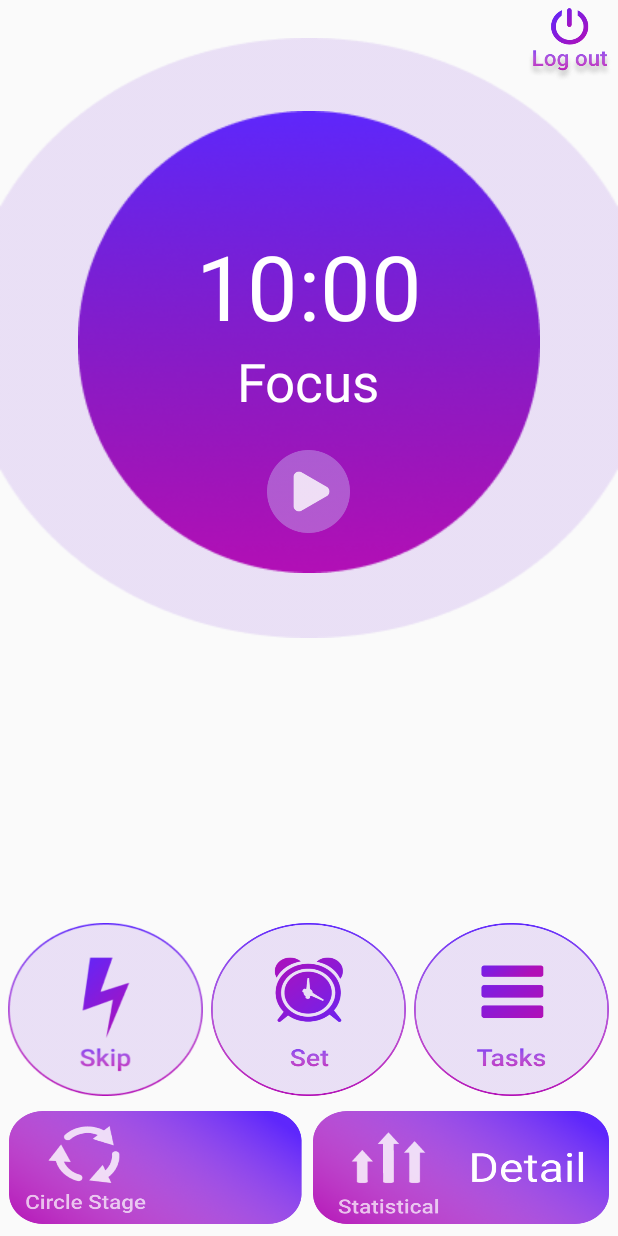
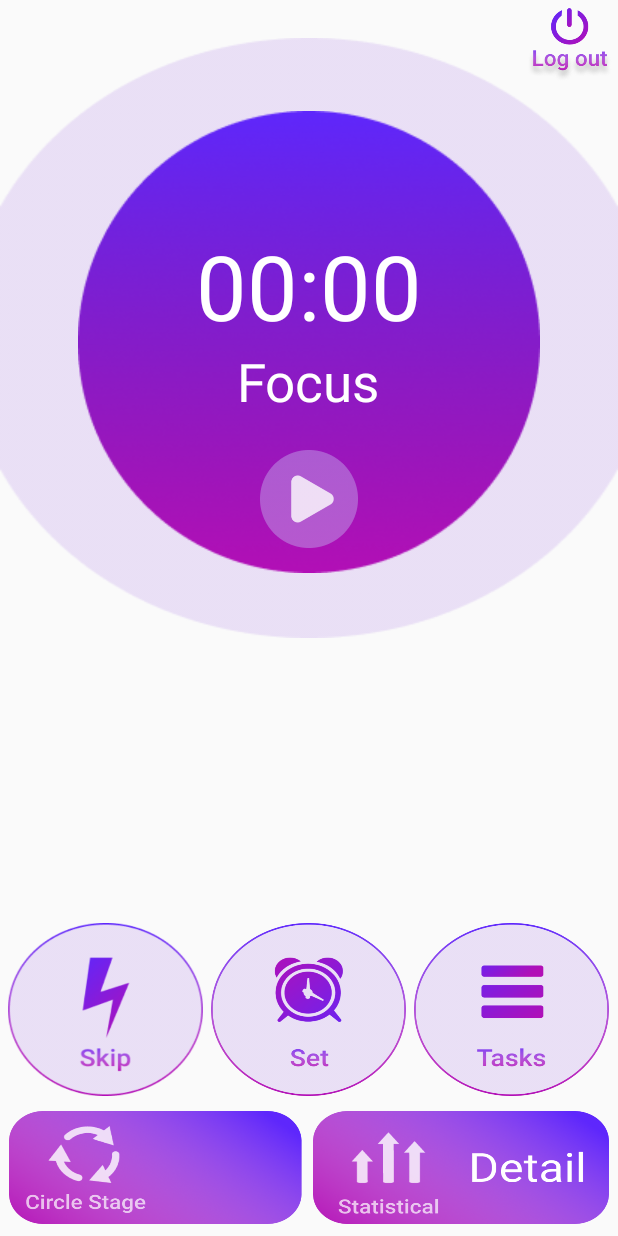
Before and after one commit to hoang023/PomodoroApp, an Android app: the screen it shows after launch (MainActivity), after a tap on an icon or button, on a phone screen of 412 x 824 dp. Run offline under Robolectric (Android 15) with nearby library versions, the phone set to English and light mode, and no system bars; 3 other taps on this screen came first.

Commit message:
countdown time, skipbutton

```diff
--- a/app/src/main/java/com/example/pomodoro/MainActivity.java
+++ b/app/src/main/java/com/example/pomodoro/MainActivity.java
@@ -2,78 +2,145 @@ package com.example.pomodoro;
 
 import androidx.appcompat.app.AppCompatActivity;
 
-import android.app.Activity;
-import android.graphics.Point;
 import android.os.Bundle;
-import android.transition.Transition;
+import android.os.CountDownTimer;
 import android.transition.TransitionManager;
 import android.util.Log;
-import android.view.Display;
 import android.view.View;
 import android.view.ViewGroup;
 import android.view.animation.Animation;
 import android.view.animation.AnimationUtils;
 import android.widget.Button;
 import android.widget.ImageView;
+import android.widget.TextView;
+import android.widget.Toast;
+
+import java.util.Locale;
 
 public class MainActivity extends AppCompatActivity {
+    private static final long startTime = 60000;
     private Button play;
-    private Button play_b;
-    private Button pause_b;
     private ViewGroup pause;
-    private Button stopb;
     private Button skipb;
     private ViewGroup transitionsContainer;
     private boolean visible;
+
+    private ImageView countdownButton;
+    private TextView countdownText;
+    private Button countdownStop;
+    private CountDownTimer countDownTimer;
+    private long timeLeftInMilliseconds = startTime;
+    private boolean timerRunning;
+
 
 
     @Override
     protected void onCreate(Bundle savedInstanceState) {
         super.onCreate(savedInstanceState);
         setContentView(R.layout.activity_main);
-        Log.d("onCreate","Executed");
         SetupUIView();
         play.setOnClickListener(new View.OnClickListener() {
             @Override
             public void onClick(View v) {
-                Log.d("aaa","Executed");
-                TransitionManager.beginDelayedTransition(transitionsContainer);
-                play.setVisibility(View.GONE);
-                pause.setVisibility(View.VISIBLE);
-                stopb.setVisibility(View.VISIBLE);
-                Animation animation = AnimationUtils.loadAnimation(MainActivity.this,R.anim.righttoleft);
-                pause.startAnimation(animation);
-                Animation animation1 = AnimationUtils.loadAnimation(MainActivity.this,R.anim.lefttoright);
-                stopb.startAnimation(animation1);
+                if(timeLeftInMilliseconds !=0) {
+                    TransitionManager.beginDelayedTransition(transitionsContainer);
+                    play.setVisibility(View.GONE);
+                    pause.setVisibility(View.VISIBLE);
+                    countdownStop.setVisibility(View.VISIBLE);
+                    Animation animation = AnimationUtils.loadAnimation(MainActivity.this, R.anim.righttoleft);
+                    pause.startAnimation(animation);
+                    Animation animation1 = AnimationUtils.loadAnimation(MainActivity.this, R.anim.lefttoright);
+                    countdownStop.startAnimation(animation1);
+                    startTimer();
+                }
+                else {
+                    Toast.makeText(MainActivity.this,"you have to set the time",Toast.LENGTH_SHORT).show();
+                }
             }
         });
         skipb.setOnClickListener(new View.OnClickListener() {
             @Override
             public void onClick(View v) {
-                TransitionManager.beginDelayedTransition(transitionsContainer);
+                visible = false;
                 play.setVisibility(View.VISIBLE);
                 pause.setVisibility(View.GONE);
-                stopb.setVisibility(View.GONE);
+                countdownStop.setVisibility(View.GONE);
+                countdownButton.setImageResource(R.drawable.pause);
+                timeLeftInMilliseconds = 0;
+                countDownTimer.cancel();
+                updateTimer();
+                timerRunning = false;
+                //countDownTimer.cancel();
+                //timerRunning = false;
             }
         });
-        pause.setOnClickListener(new View.OnClickListener() {
+
+        countdownButton.setOnClickListener(new View.OnClickListener() {
             @Override
             public void onClick(View v) {
-                TransitionManager.beginDelayedTransition(transitionsContainer);
-                Log.d("Debug pause", "Executed");
-                visible =!visible;
-                play_b.setVisibility(visible? View.VISIBLE : View.GONE);
-                pause_b.setVisibility(visible? View.GONE : View.VISIBLE);
+                if(timerRunning){
+                    pauseTimer();
+                }
+                else{
+                    startTimer();
+                }
             }
         });
+        countdownStop.setOnClickListener(new View.OnClickListener() {
+            @Override
+            public void onClick(View v) {
+                resetTimer();
+            }
+        });
+        updateTimer();
     }
+
+    private void resetTimer() {
+        timeLeftInMilliseconds = startTime;
+        updateTimer();
+        pauseTimer();
+
+    }
+
+    private void startTimer() {
+        countDownTimer = new CountDownTimer(timeLeftInMilliseconds, 500) {
+            @Override
+            public void onTick(long millsUntilFinished) {
+                timeLeftInMilliseconds = millsUntilFinished;
+                updateTimer();
+            }
+            @Override
+            public void onFinish() {
+                countdownText.setText("00:00");
+                timerRunning = false;
+                countdownButton.setImageResource(R.drawable.playbutton);
+            }
+        }.start();
+        timerRunning = true;
+        countdownButton.setImageResource(R.drawable.pause);
+    }
+
+    private void pauseTimer() {
+        countDownTimer.cancel();
+        countdownButton.setImageResource(R.drawable.playbutton);
+        timerRunning = false;
+    }
+    private void updateTimer() {
+        int minutes = (int) (timeLeftInMilliseconds / 1000) / 60;
+        int seconds = (int) (timeLeftInMilliseconds / 1000) % 60;
+
+
+        String timeLefText = String.format(Locale.getDefault(), "%02d:%02d", minutes , seconds);
+        countdownText.setText(timeLefText);
+    }
+
     private void SetupUIView() {
         transitionsContainer = (ViewGroup) findViewById(R.id.relative);
         play = (Button) findViewById(R.id.play);
-        play_b = (Button) findViewById(R.id.playbutton);
-        pause_b = (Button) findViewById(R.id.pausebutton);
-        stopb = (Button) findViewById(R.id.stop);
+        countdownButton = findViewById(R.id.pausebutton);
         pause = (ViewGroup) findViewById(R.id.pause);
         skipb = (Button) findViewById(R.id.skipbutton);
+        countdownText = (TextView) findViewById(R.id.time);
+        countdownStop = findViewById(R.id.stop);
     }
 }
--- a/app/src/main/res/layout/activity_main.xml
+++ b/app/src/main/res/layout/activity_main.xml
@@ -6,7 +6,7 @@
     android:layout_width="match_parent"
     android:layout_height="match_parent">
 
-    <Button
+    <ImageView
         android:id="@+id/logoutbutton"
         android:layout_width="57dp"
         android:layout_height="49dp"
@@ -14,14 +14,14 @@
         android:layout_alignParentRight="true"
         android:layout_marginRight="3dp"
         android:layout_marginTop="5dp"/>
-    <TextView
+    <ImageView
         android:id="@+id/bg1"
         android:layout_width="match_parent"
         android:layout_height="wrap_content"
         android:layout_alignParentTop="true"
         android:layout_marginTop="25dp"
         android:background="@drawable/bg1" />
-    <TextView
+    <ImageView
         android:layout_width="wrap_content"
         android:layout_height="wrap_content"
         android:layout_centerHorizontal="true"
@@ -31,7 +31,7 @@
         android:id="@+id/time"
         android:layout_width="wrap_content"
         android:layout_height="wrap_content"
-        android:text="10:00"
+        android:text="00:00"
         android:textSize="60dp"
         android:textColor="@color/white"
         android:layout_centerHorizontal="true"
@@ -48,59 +48,46 @@
 
     <Button
         android:id="@+id/play"
-        android:layout_width="55dp"
-        android:layout_height="55dp"
+        android:layout_width="65dp"
+        android:layout_height="65dp"
         android:layout_centerHorizontal="true"
         android:layout_marginTop="300dp"
         android:background="@drawable/play"
         android:visibility="visible"/>
-    <RelativeLayout
-        android:id="@+id/pause"
-        android:layout_width="wrap_content"
-        android:layout_height="wrap_content"
-        android:visibility="gone">
-        <TextView
-            android:id="@+id/backdgrouppause"
-            android:layout_width="55dp"
-            android:layout_height="55dp"
-            android:layout_alignParentStart="true"
-            android:layout_alignParentTop="true"
-            android:layout_marginStart="110dp"
-            android:layout_marginTop="300dp"
-            android:background="@drawable/backgrouppause"
-            android:visibility="visible"/>
 
-        <Button
-            android:id="@+id/pausebutton"
-            android:layout_width="27dp"
-            android:layout_height="27dp"
-            android:layout_alignParentStart="true"
-            android:layout_alignParentTop="true"
-            android:layout_marginStart="124dp"
-            android:layout_marginTop="314dp"
-            android:background="@drawable/pause"
-            android:visibility="visible" />
-        <Button
-            android:id="@+id/playbutton"
-            android:layout_width="25dp"
-            android:layout_height="28dp"
-            android:layout_alignParentStart="true"
-            android:layout_alignParentTop="true"
-            android:layout_marginStart="127dp"
-            android:layout_marginTop="314dp"
-            android:background="@drawable/playbutton"
-            android:visibility="gone" />
-    </RelativeLayout>
     <Button
         android:id="@+id/stop"
-        android:layout_width="55dp"
-        android:layout_height="55dp"
+        android:layout_width="65dp"
+        android:layout_height="65dp"
         android:layout_alignParentStart="true"
         android:layout_alignParentTop="true"
         android:layout_marginStart="200dp"
         android:layout_marginTop="300dp"
         android:background="@drawable/stop"
-        android:visibility="gone"/>
+        android:visibility="gone" />
+
+    <RelativeLayout
+        android:id="@+id/pause"
+        android:layout_width="65dp"
+        android:layout_height="65dp"
+        android:layout_marginStart="100dp"
+        android:layout_marginTop="300dp"
+        android:visibility="gone">
+
+        <ImageView
+            android:id="@+id/backdgrouppause"
+            android:layout_width="65dp"
+            android:layout_height="65dp"
+            android:background="@drawable/backgrouppause" />
+
+        <ImageView
+            android:id="@+id/pausebutton"
+            android:layout_width="35dp"
+            android:layout_height="35dp"
+            android:layout_centerVertical="true"
+            android:layout_centerHorizontal="true"
+            android:src="@drawable/pause" />
+    </RelativeLayout>
 
     <TableLayout
         android:id="@+id/layout1"
--- a/build.gradle
+++ b/build.gradle
@@ -16,6 +16,9 @@ allprojects {
     repositories {
         google()
         jcenter()
+        maven {
+        url "https://maven.google.com"
+    }
     }
 }
 
```
